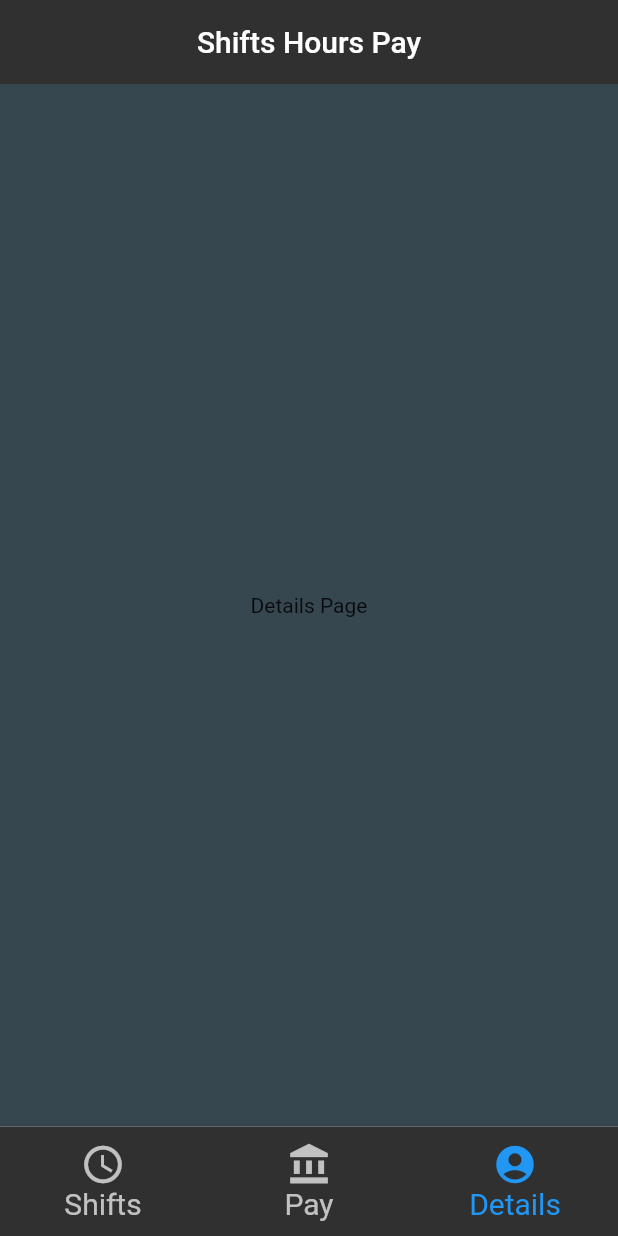
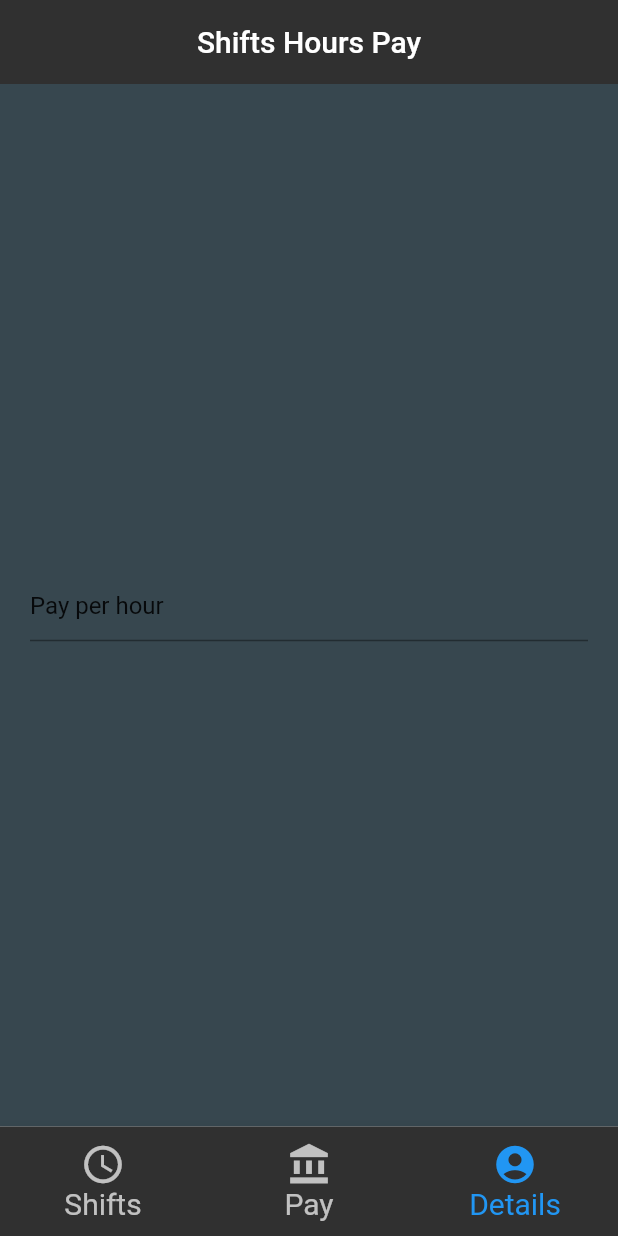
Before and after one commit to JPunch/ShiftHoursApp, a Flutter app: the screen it shows after launch, item 3 of the bottom bar chosen, on a phone screen of 412 x 824 dp. Run offline on Flutter 3.47's test engine with Material 2 defaults, Android fonts, the phone set to English and light mode, and no system bars; our stand-ins replace flutter_datetime_picker, fluttertoast.

Commit message:
updating details

```diff
--- a/lib/details.dart
+++ b/lib/details.dart
@@ -11,9 +11,12 @@ class _DetailsState extends State<Details> {
   Widget build(BuildContext context) {
     return Scaffold(
         backgroundColor: Colors.blueGrey[800],
-        body: Center(
-          child: Text(
-            "Details Page",
+        body: Padding(
+          padding: const EdgeInsets.fromLTRB(20, 8, 20, 8),
+          child: Center(
+            child: TextFormField(
+              initialValue: "Pay per hour",
+            ),
           ),
         ));
   }
--- a/lib/home.dart
+++ b/lib/home.dart
@@ -19,7 +19,7 @@ class _JackCardState extends State<JackCard> {
 
   @override
   Widget build(BuildContext context) {
-    print("second page made it brah");
+    // print("second page made it brah");
     List<Widget> shiftls = List();
     for (var i = 0; i < widget.shifts.length; i++) {
       shiftls.add(widget.shifts[i].makeShift());
@@ -53,13 +53,6 @@ class _JackCardState extends State<JackCard> {
     String _shiftStart;
     String _shiftEnd;
     // print("picky shifty");
-    // Fluttertoast.showToast(
-    //     msg: "Select date of shift",
-    //     toastLength: Toast.LENGTH_LONG,
-    //     fontSize: 20,
-    //     gravity: ToastGravity.CENTER,
-    //     backgroundColor: Colors.cyanAccent[500],
-    //     timeInSecForIosWeb: 4);
     makeToast("Select date of shift");
     await DatePicker.showDatePicker(
       context,
```
Also changed, not shown: lib/calculation.dart (+22 -16 lines).
